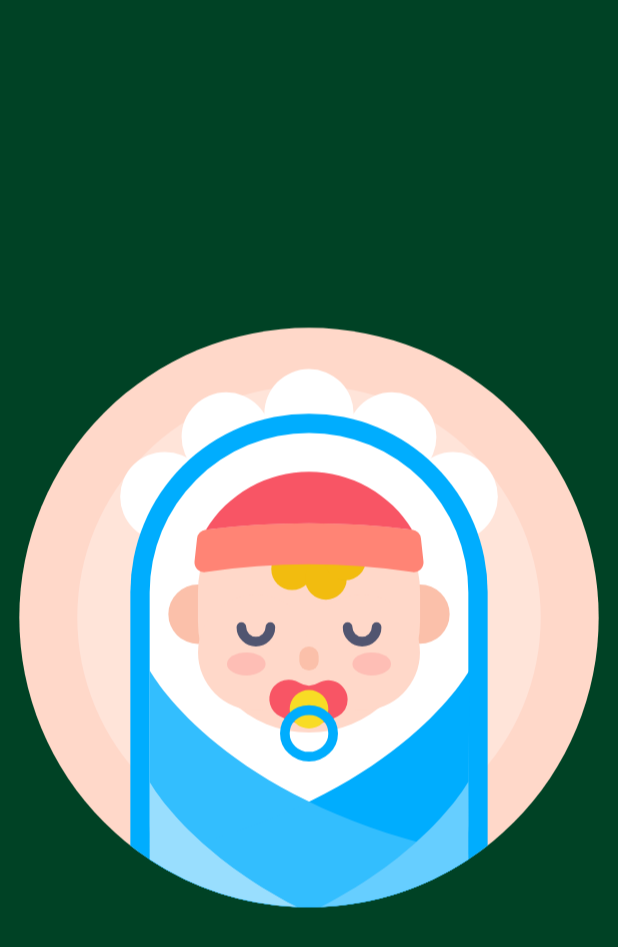
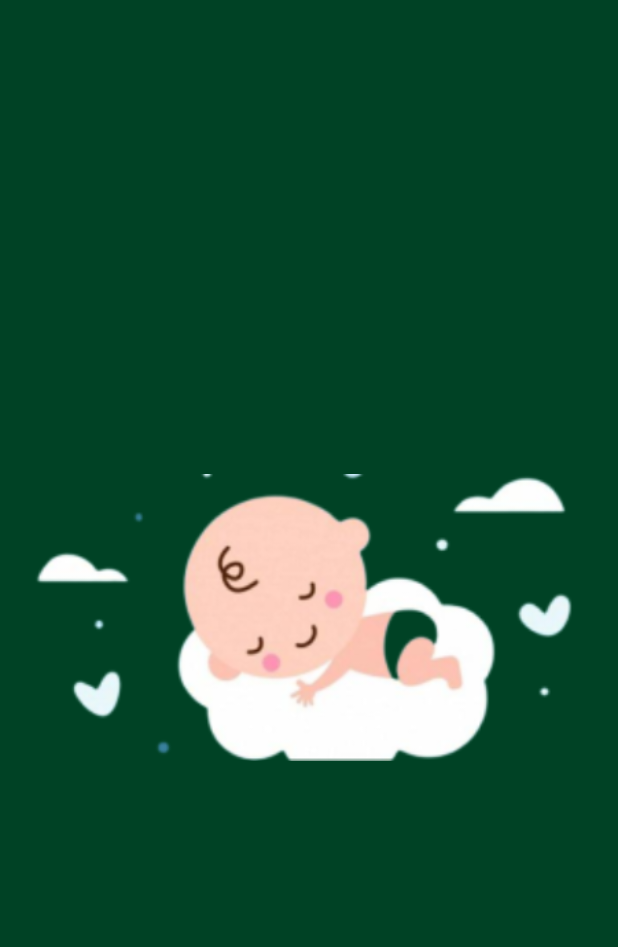
Before and after one commit to MRaihan21/grup_11_crazy_sixen, an Android app: the SplashActivity screen opened directly, with no data from a screen before it, on a phone screen of 412 x 824 dp. Shown: the top 947 px of the screen. Run offline under Robolectric (Android 15) with nearby library versions, the phone set to English and light mode, and no system bars.

Commit message:
menganti logo splashscreen

```diff
--- a/app/src/main/res/drawable/logoo.xml
+++ /dev/null
@@ -1,60 +0,0 @@
-<vector android:height="450dp" android:viewportHeight="128"
-    android:viewportWidth="128" android:width="450dp" xmlns:android="http://schemas.android.com/apk/res/android">
-    <path android:fillColor="#ffd8c9" android:pathData="M64,64m-60,0a60,60 0,1 1,120 0a60,60 0,1 1,-120 0"/>
-    <path android:fillAlpha="0.3" android:fillColor="#fff"
-        android:pathData="M64,64m-48,0a48,48 0,1 1,96 0a48,48 0,1 1,-96 0" android:strokeAlpha="0.3"/>
-    <path android:fillColor="#fbc0aa" android:pathData="M85.98,63.31m-6.43,0a6.43,6.43 0,1 1,12.86 0a6.43,6.43 0,1 1,-12.86 0"/>
-    <path android:fillColor="#00000000"
-        android:pathData="M63,76.75L63,90.5"
-        android:strokeColor="#fbc0aa" android:strokeLineCap="round"
-        android:strokeLineJoin="round" android:strokeWidth="12"/>
-    <path android:fillColor="#fff" android:pathData="M64,21.78m-9.25,0a9.25,9.25 0,1 1,18.5 0a9.25,9.25 0,1 1,-18.5 0"/>
-    <path android:fillColor="#fff" android:pathData="M81.14,26.61m-9.25,0a9.25,9.25 0,1 1,18.5 0a9.25,9.25 0,1 1,-18.5 0"/>
-    <path android:fillColor="#fff" android:pathData="M93.86,38.97m-9.25,0a9.25,9.25 0,1 1,18.5 0a9.25,9.25 0,1 1,-18.5 0"/>
-    <path android:fillColor="#fff" android:pathData="M46.86,26.61m-9.25,0a9.25,9.25 0,1 1,18.5 0a9.25,9.25 0,1 1,-18.5 0"/>
-    <path android:fillColor="#fff" android:pathData="M34.14,38.97m-9.25,0a9.25,9.25 0,1 1,18.5 0a9.25,9.25 0,1 1,-18.5 0"/>
-    <path android:fillColor="#fbc0aa" android:pathData="M40.02,63.31m-6.43,0a6.43,6.43 0,1 1,12.86 0a6.43,6.43 0,1 1,-12.86 0"/>
-    <path android:fillColor="#00adfe" android:pathData="M64,21.78a37,37 0,0 0,-37 37v52.47a59.93,59.93 0,0 0,74 0V58.76A37,37 0,0 0,64 21.78Z"/>
-    <path android:fillColor="#fff" android:pathData="M64,25.78a33,33 0,0 0,-33 33v48.11a32.85,32.85 0,0 0,1 7.86,59.94 59.94,0 0,0 64,0 32.85,32.85 0,0 0,1 -7.86V58.76A33,33 0,0 0,64 25.78Z"/>
-    <path android:fillColor="#fbc0aa" android:pathData="M86.98,63.31m-6.15,0a6.15,6.15 0,1 1,12.3 0a6.15,6.15 0,1 1,-12.3 0"/>
-    <path android:fillColor="#fbc0aa" android:pathData="M41.02,63.31m-6.15,0a6.15,6.15 0,1 1,12.3 0a6.15,6.15 0,1 1,-12.3 0"/>
-    <path android:fillColor="#ffd8c9" android:pathData="M64,87.84a23,23 0,0 1,-23 -23V58.76a23,23 0,0 1,46 0v6.11A23,23 0,0 1,64 87.84Z"/>
-    <path android:fillColor="#ffd8c9" android:pathData="M53.01,71.24m-11.99,0a11.99,11.99 0,1 1,23.98 0a11.99,11.99 0,1 1,-23.98 0"/>
-    <path android:fillAlpha="0.2" android:fillColor="#f85565"
-        android:pathData="M47.02,73.63a3.99,2.38 0,1 0,7.98 0a3.99,2.38 0,1 0,-7.98 0z" android:strokeAlpha="0.2"/>
-    <path android:fillColor="#ffd8c9" android:pathData="M74.99,71.24m-11.99,0a11.99,11.99 0,1 1,23.98 0a11.99,11.99 0,1 1,-23.98 0"/>
-    <path android:fillAlpha="0.2" android:fillColor="#f85565"
-        android:pathData="M73,73.63a3.99,2.38 0,1 0,7.98 0a3.99,2.38 0,1 0,-7.98 0z" android:strokeAlpha="0.2"/>
-    <path android:fillColor="#00000000" android:pathData="M64,72L64,73"
-        android:strokeColor="#fbc0aa" android:strokeLineCap="round"
-        android:strokeLineJoin="round" android:strokeWidth="4"/>
-    <path android:fillColor="#00000000"
-        android:pathData="M72,66a3,3 0,0 0,6 0"
-        android:strokeColor="#515570" android:strokeLineCap="round"
-        android:strokeLineJoin="round" android:strokeWidth="2"/>
-    <path android:fillColor="#00000000"
-        android:pathData="M50,66a3,3 0,0 0,6 0"
-        android:strokeColor="#515570" android:strokeLineCap="round"
-        android:strokeLineJoin="round" android:strokeWidth="2"/>
-    <path android:fillColor="#f2bc0f" android:pathData="M60.5,54m-4.31,0a4.31,4.31 0,1 1,8.62 0a4.31,4.31 0,1 1,-8.62 0"/>
-    <path android:fillColor="#f2bc0f" android:pathData="M67.5,56m-4.31,0a4.31,4.31 0,1 1,8.62 0a4.31,4.31 0,1 1,-8.62 0"/>
-    <path android:fillColor="#f2bc0f" android:pathData="M71.5,52m-4.31,0a4.31,4.31 0,1 1,8.62 0a4.31,4.31 0,1 1,-8.62 0"/>
-    <path android:fillColor="#ff8475" android:pathData="M85.42,45.81a175.44,175.44 0,0 0,-42.84 0,2 2,0 0,0 -1.76,1.77l-0.53,4.82a2,2 0,0 0,2.3 2.19,144.94 144.94,0 0,1 42.82,0 2,2 0,0 0,2.3 -2.19l-0.53,-4.82A2,2 0,0 0,85.42 45.81Z"/>
-    <path android:fillColor="#f85565" android:pathData="M85.34,45.8a25,25 0,0 0,-42.68 0A176.14,176.14 0,0 1,85.34 45.8Z"/>
-    <path android:fillColor="#f85565" android:pathData="M72,81a4,4 0,0 0,-6 -3.46h0a3.86,3.86 0,0 1,-4 0h0A4,4 0,1 0,58 84.45l0,0a11.92,11.92 0,0 0,12 0l0,0A4,4 0,0 0,72 81Z"/>
-    <path android:fillColor="#f8dc25" android:pathData="M64,83m-4,0a4,4 0,1 1,8 0a4,4 0,1 1,-8 0"/>
-    <path android:fillColor="#00000000"
-        android:pathData="M59,88a5,4.83 0,1 0,10 0a5,4.83 0,1 0,-10 0z"
-        android:strokeColor="#00adfe" android:strokeWidth="2"/>
-    <path android:fillColor="#00adfe" android:pathData="M31,75V114.1a59.95,59.95 0,0 0,66 0v-1l-0.6,-0.14C49.3,103 33.41,79.11 31,75Z"/>
-    <path android:fillColor="#00adfe" android:pathData="M31.6,113l-0.6,0.14v1a59.95,59.95 0,0 0,66 0L97.2,75C94.79,79.11 78.7,103 31.6,113Z"/>
-    <path android:fillAlpha="0.2" android:fillColor="#fff"
-        android:pathData="M31,75V114.1a59.95,59.95 0,0 0,66 0v-1l-0.6,-0.14C49.3,103 33.41,79.11 31,75Z" android:strokeAlpha="0.2"/>
-    <path android:fillColor="#00adfe" android:pathData="M61.58,123.94C40.89,113.27 32.68,100.86 31,98V114.1A59.64,59.64 0,0 0,61.58 123.94Z"/>
-    <path android:fillColor="#00adfe" android:pathData="M66.42,123.94A59.64,59.64 0,0 0,97 114.1V98C95.32,100.86 87.11,113.27 66.42,123.94Z"/>
-    <path android:fillAlpha="0.4" android:fillColor="#fff"
-        android:pathData="M66.42,123.94A59.64,59.64 0,0 0,97 114.1V98C95.32,100.86 87.11,113.27 66.42,123.94Z" android:strokeAlpha="0.4"/>
-    <path android:fillColor="#00adfe" android:pathData="M61.58,123.94C40.89,113.27 32.68,100.86 31,98V114.1A59.64,59.64 0,0 0,61.58 123.94Z"/>
-    <path android:fillAlpha="0.6" android:fillColor="#fff"
-        android:pathData="M61.58,123.94C40.89,113.27 32.68,100.86 31,98V114.1A59.64,59.64 0,0 0,61.58 123.94Z" android:strokeAlpha="0.6"/>
-</vector>
--- a/app/src/main/res/layout/activity_splash.xml
+++ b/app/src/main/res/layout/activity_splash.xml
@@ -11,6 +11,6 @@
         android:layout_width="450dp"
         android:layout_height="450dp"
         android:layout_centerInParent="true"
-        android:src="@drawable/logoo" />
+        android:src="@drawable/baby" />
 
 </RelativeLayout>
```
